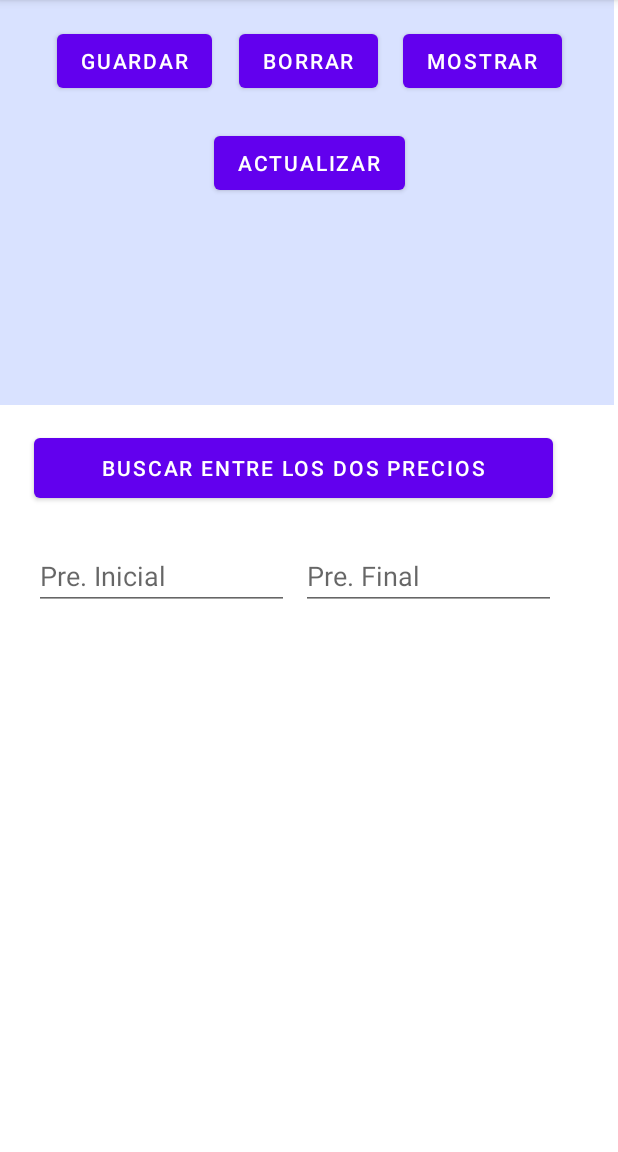
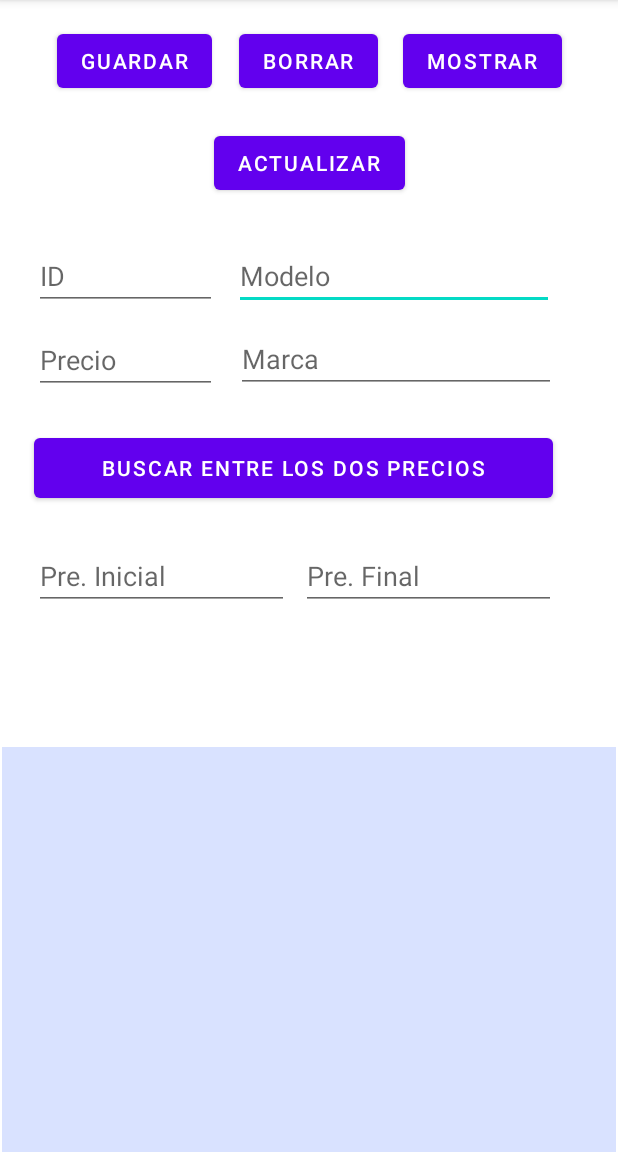
Before and after one commit to JuanmaGaitan24/EjercicioConBasesDeDatos, an Android app: the screen it shows after launch (MainActivity), on a phone screen of 412 x 824 dp, the part 84-1236 px from its top. Run offline under Robolectric (Android 15) with nearby library versions, the phone set to English and light mode, and no system bars.

Commit message:
Ejercicio con bases de Datos V2

```diff
--- a/app/src/main/java/com/example/manejandobdsql/ManejadorBD.java
+++ b/app/src/main/java/com/example/manejandobdsql/ManejadorBD.java
@@ -59,9 +59,9 @@ public class ManejadorBD extends SQLiteOpenHelper {
         return cursor;
     }
 
-    public Cursor ListarPorPrecios(){
+    public Cursor ListarPorPrecios(int preini, int prefin){
         SQLiteDatabase sqLiteDatabase = this.getReadableDatabase();
-        Cursor cursor = sqLiteDatabase.rawQuery("SELECT * FROM " + TABLE_NAME, null);
+        Cursor cursor = sqLiteDatabase.rawQuery("SELECT * FROM " + TABLE_NAME + " WHERE " + COL_PRECIO + " >= " + preini + " && " + COL_PRECIO + " <= " + prefin, null);
         return cursor;
     }
 
--- a/app/src/main/res/layout/activity_main.xml
+++ b/app/src/main/res/layout/activity_main.xml
@@ -114,8 +114,11 @@
         android:layout_width="409dp"
         android:layout_height="270dp"
         android:background="@color/material_dynamic_primary90"
-        tools:layout_editor_absoluteX="1dp"
-        tools:layout_editor_absoluteY="461dp" />
+        app:layout_constraintBottom_toBottomOf="parent"
+        app:layout_constraintEnd_toEndOf="parent"
+        app:layout_constraintStart_toStartOf="parent"
+        app:layout_constraintTop_toTopOf="parent"
+        app:layout_constraintVertical_bias="1.0" />
 
     <Button
         android:id="@+id/buttonBuscar"
```
Also changed, not shown: app/src/main/java/com/example/manejandobdsql/MainActivity.java (+13 -0 lines).
